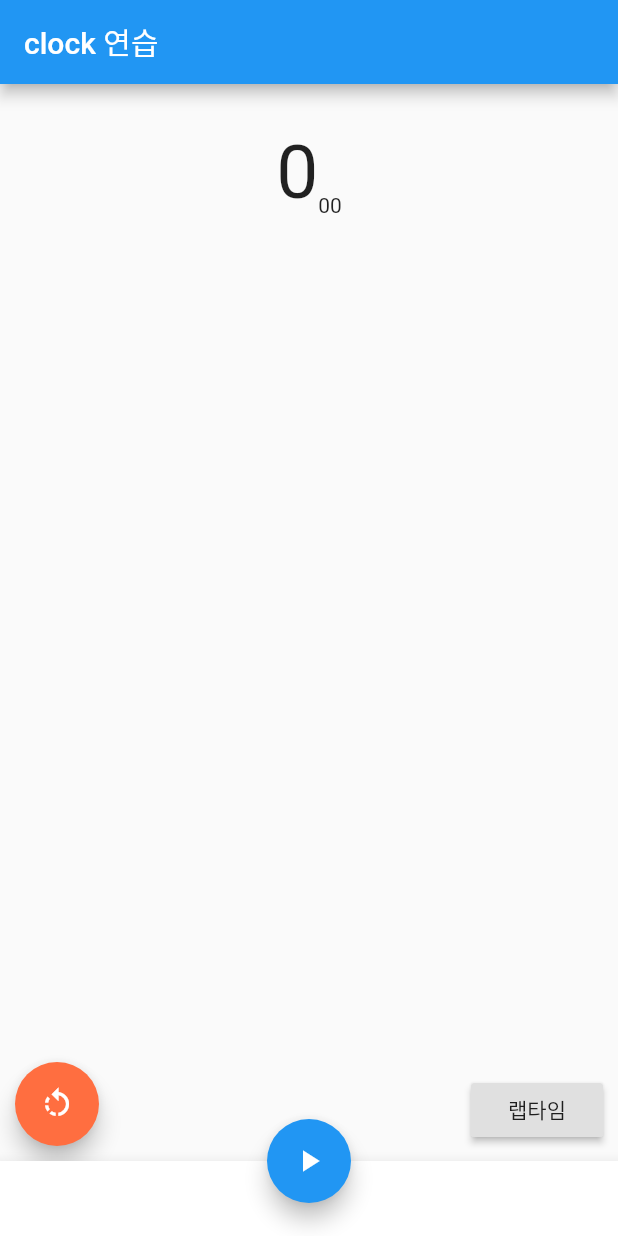
After one commit to assdfg0313/very_base_ui, a Flutter app: the clock_test screen opened directly, after a tap on the "rotate left" icon, on a phone screen of 412 x 824 dp. The commit adds this screen. Run offline on Flutter 3.47's test engine with Material 2 defaults, Android fonts, the phone set to English and light mode, and no system bars.

Commit message:
실습했던 것들 업로드 하는 공간!! 이런 식으로!!

```diff
--- /dev/null
+++ b/lib/kanghyun/clock_test.dart
@@ -0,0 +1,126 @@
+import 'package:flutter/material.dart';
+import 'dart:async';
+
+
+
+
+class clock_test extends StatefulWidget {
+  @override
+  _clock_test createState() => _clock_test();
+}
+
+class _clock_test extends State<clock_test> {
+
+  Timer _timer;
+
+  var _time = 0;
+  var _isRunning = false;
+
+  List<String> _lapTimes = [];
+
+  @override
+  void dispose(){
+    _timer?.cancel();
+    super.dispose();
+  }
+
+  @override
+  Widget build(BuildContext context) {
+    return Scaffold(
+      appBar: AppBar(
+        title: Text("clock 연습")
+      ),
+      body: _buildBody(),
+      bottomNavigationBar: BottomAppBar(
+        child: Container(
+          height: 50.0,
+        )
+      ),
+      floatingActionButton: FloatingActionButton(
+        onPressed: ()=> setState((){clickButton();}),
+        child: _isRunning?Icon(Icons.pause):Icon(Icons.play_arrow),
+          heroTag: 'a',  // we use Hero at image_animation (중복)
+      ),
+      floatingActionButtonLocation: FloatingActionButtonLocation.centerDocked,
+
+    );
+  }
+
+  Widget _buildBody(){
+
+    var sec = _time ~/ 100;
+    var hundredth = '${_time % 100}'.padLeft(2,'0');
+
+    return Center(
+      child: Padding(
+        padding: const EdgeInsets.only(top:30),
+        child: Stack(
+          children: <Widget>[
+            Column(children: <Widget>[
+              Row(
+                mainAxisAlignment: MainAxisAlignment.center,
+                crossAxisAlignment: CrossAxisAlignment.end,
+                children: <Widget>[
+                  Text('$sec', style: TextStyle(fontSize: 50.0)),
+                  Text('$hundredth'),
+                ],
+              ),
+              Container(
+                width: 100,
+                height: 200,
+                child: ListView(
+                  children: _lapTimes.map((time)=> Text(time)).toList(),
+                )
+              )
+            ]
+            ),
+            Positioned(left:10, bottom:10, child: FloatingActionButton(
+              backgroundColor: Colors.deepOrangeAccent,
+              onPressed: _reset, // function 자체 가능
+              child: Icon(Icons.rotate_left)
+            )),
+            Positioned(
+              right: 10,
+              bottom: 10,
+              child: RaisedButton(
+                onPressed: (){_recordLapTime('$sec.$hundredth');},
+                child: Text('랩타임')
+              ),
+            ),
+          ],
+        )
+      ),
+    );
+  }
+
+  void clickButton(){
+    _isRunning = !_isRunning;
+
+    if(_isRunning){
+      _start();
+    }else{
+      _pause();
+    }
+  }
+
+  void _start(){
+    _timer = Timer.periodic(Duration(microseconds: 10), (timer) { setState((){_time++;});});
+  }
+
+  void _pause(){
+    _timer?.cancel();
+  }
+
+  void _reset() {
+    setState((){
+      _isRunning = false;
+      _timer?.cancel();
+      _lapTimes.clear();
+      _time=0;
+    });
+  }
+
+  void _recordLapTime(String time){
+    _lapTimes.insert(0, '${_lapTimes.length + 1}등 $time');
+  }
+}
--- a/lib/kanghyun/kh_folder.dart
+++ b/lib/kanghyun/kh_folder.dart
@@ -1,7 +1,11 @@
 import 'package:flutter/material.dart';
+import 'package:very_base_ui/kanghyun/text_field_test.dart';
+
+import 'clock_test.dart';
 
 List<List<String>> list = [
-
+  ['/text_field_test0',"200722","강현"],
+  ['/clock_test',"200722","강현"],
 ];
 
 class kh_folder extends StatelessWidget {
@@ -14,7 +18,10 @@ class kh_folder extends StatelessWidget {
           visualDensity: VisualDensity.adaptivePlatformDensity,
         ),
         home: khFolder(),
-        routes: {        }
+        routes: {
+          '/text_field_test0':(context) => text_field_test0(),
+          '/clock_test':(context) => clock_test(),
+        }
     );
   }
 }
```
Also changed, not shown: lib/kanghyun/text_field_test.dart (added, +86 -0 lines).
